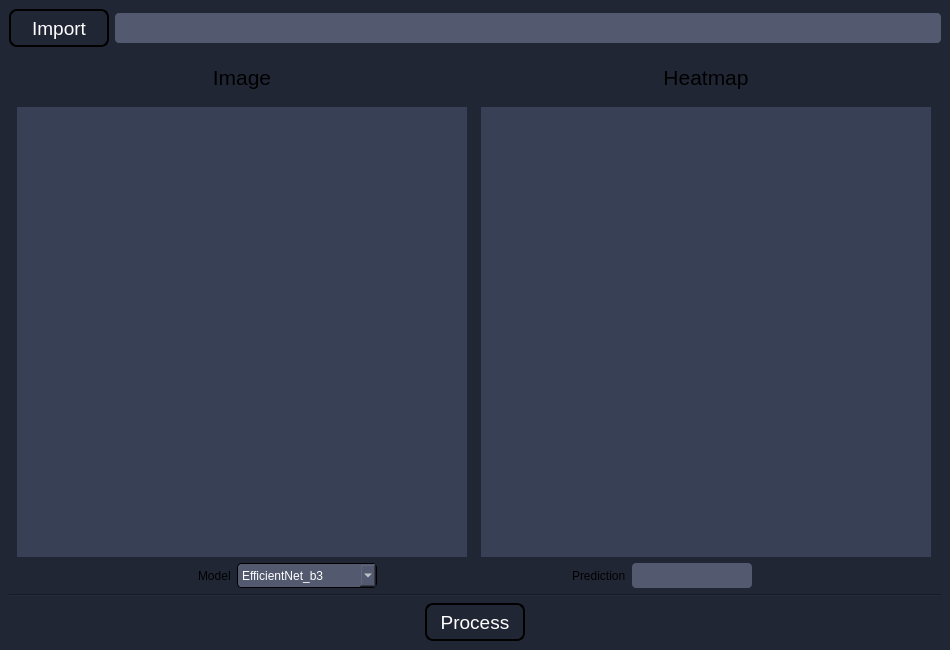
Old version of the form qt_main.ui in the repository KevinPan2021/Image-Classification-EfficientNet-GradCAM.
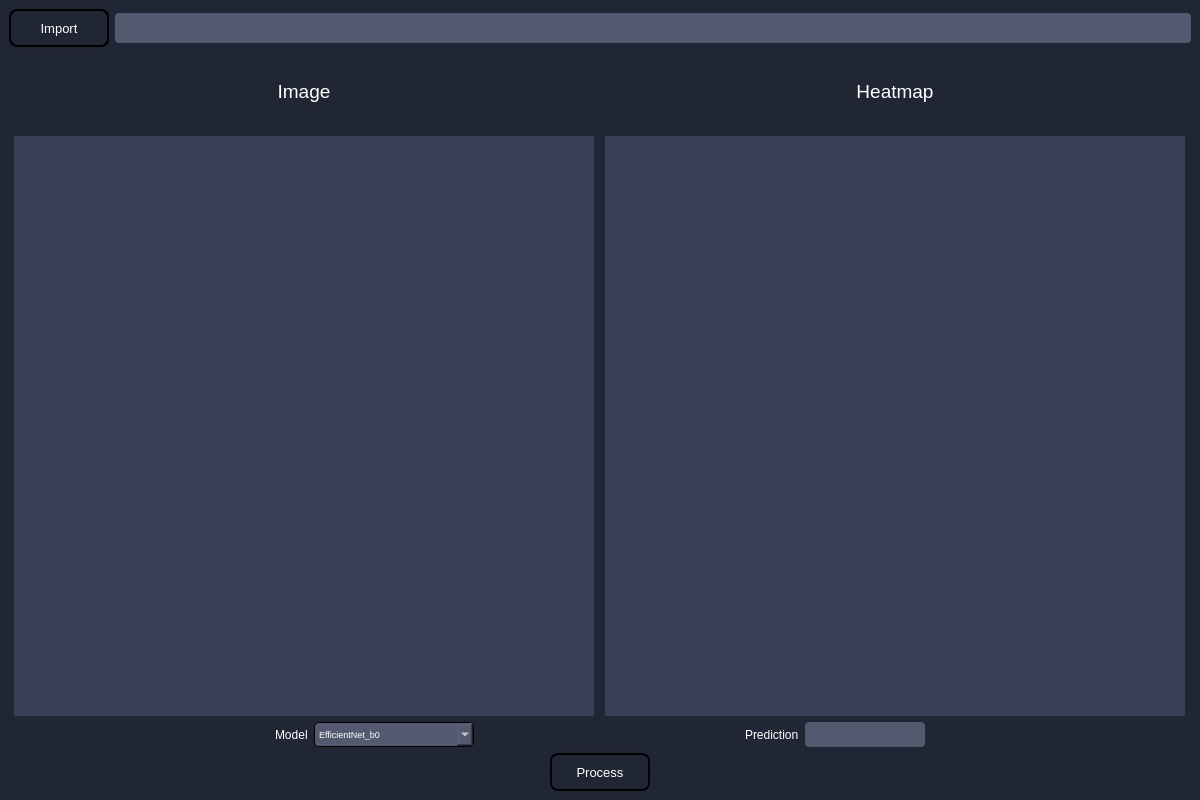
New version of the form.

Diff of the .ui file:
```diff
--- a/qt_main.ui
+++ b/qt_main.ui
@@ -6,20 +6,20 @@
    <rect>
     <x>0</x>
     <y>0</y>
-    <width>950</width>
-    <height>650</height>
+    <width>1200</width>
+    <height>800</height>
    </rect>
   </property>
   <property name="minimumSize">
    <size>
-    <width>950</width>
-    <height>650</height>
+    <width>1200</width>
+    <height>800</height>
    </size>
   </property>
   <property name="maximumSize">
    <size>
-    <width>950</width>
-    <height>650</height>
+    <width>1200</width>
+    <height>800</height>
    </size>
   </property>
   <property name="mouseTracking">
@@ -37,14 +37,14 @@
   <widget class="QWidget" name="centralwidget">
    <property name="minimumSize">
     <size>
-     <width>950</width>
-     <height>650</height>
+     <width>1200</width>
+     <height>800</height>
     </size>
    </property>
    <property name="maximumSize">
     <size>
-     <width>950</width>
-     <height>650</height>
+     <width>1200</width>
+     <height>800</height>
     </size>
    </property>
    <property name="mouseTracking">
@@ -74,7 +74,7 @@
           </property>
           <property name="font">
            <font>
-            <pointsize>14</pointsize>
+            <pointsize>10</pointsize>
            </font>
           </property>
           <property name="styleSheet">
@@ -129,9 +129,12 @@
            <widget class="QLabel" name="label_3">
             <property name="font">
              <font>
-              <pointsize>16</pointsize>
+              <pointsize>14</pointsize>
              </font>
             </property>
+            <property name="styleSheet">
+             <string notr="true">color:white;</string>
+            </property>
             <property name="text">
              <string>Image</string>
             </property>
@@ -144,18 +147,18 @@
            <widget class="QLabel" name="label_image">
             <property name="minimumSize">
              <size>
-              <width>450</width>
-              <height>450</height>
+              <width>580</width>
+              <height>580</height>
              </size>
             </property>
             <property name="maximumSize">
              <size>
-              <width>450</width>
-              <height>450</height>
+              <width>580</width>
+              <height>580</height>
              </size>
             </property>
             <property name="autoFillBackground">
-             <bool>true</bool>
+             <bool>false</bool>
             </property>
             <property name="styleSheet">
              <string notr="true">background-color: rgb(56, 64, 85);</string>
@@ -176,9 +179,12 @@
            <widget class="QLabel" name="label_4">
             <property name="font">
              <font>
-              <pointsize>16</pointsize>
+              <pointsize>14</pointsize>
              </font>
             </property>
+            <property name="styleSheet">
+             <string notr="true">color:white;</string>
+            </property>
             <property name="text">
              <string>Heatmap</string>
             </property>
@@ -191,18 +197,18 @@
            <widget class="QLabel" name="label_heatmap">
             <property name="minimumSize">
              <size>
-              <width>450</width>
-              <height>450</height>
+              <width>580</width>
+              <height>580</height>
              </size>
             </property>
             <property name="maximumSize">
              <size>
-              <width>450</width>
-              <height>450</height>
+              <width>580</width>
+              <height>580</height>
              </size>
             </property>
             <property name="autoFillBackground">
-             <bool>true</bool>
+             <bool>false</bool>
             </property>
             <property name="styleSheet">
              <string notr="true">background-color: rgb(56, 64, 85);</string>
@@ -236,6 +242,9 @@
         </item>
         <item>
          <widget class="QLabel" name="label_6">
+          <property name="styleSheet">
+           <string notr="true">color:white;</string>
+          </property>
           <property name="text">
            <string>Model</string>
           </property>
@@ -245,16 +254,21 @@
          <widget class="QComboBox" name="comboBox_model">
           <property name="minimumSize">
            <size>
-            <width>140</width>
+            <width>160</width>
             <height>25</height>
            </size>
           </property>
           <property name="maximumSize">
            <size>
-            <width>140</width>
+            <width>160</width>
             <height>25</height>
            </size>
           </property>
+          <property name="font">
+           <font>
+            <pointsize>7</pointsize>
+           </font>
+          </property>
           <property name="styleSheet">
            <string notr="true">QComboBox {
 	border-radius: 4px;
@@ -272,11 +286,6 @@
 	border: 0px solid black;
 }</string>
           </property>
-          <item>
-           <property name="text">
-            <string>EfficientNet_b3</string>
-           </property>
-          </item>
           <item>
            <property name="text">
             <string>EfficientNet_b0</string>
@@ -309,6 +318,9 @@
         </item>
         <item>
          <widget class="QLabel" name="label_5">
+          <property name="styleSheet">
+           <string notr="true">color:white;</string>
+          </property>
           <property name="text">
            <string>Prediction</string>
           </property>
@@ -366,13 +378,6 @@
         </item>
        </layout>
       </item>
-      <item>
-       <widget class="Line" name="line">
-        <property name="orientation">
-         <enum>Qt::Horizontal</enum>
-        </property>
-       </widget>
-      </item>
       <item>
        <layout class="QHBoxLayout" name="horizontalLayout_4">
         <item>
@@ -391,7 +396,7 @@
           </property>
           <property name="font">
            <font>
-            <pointsize>14</pointsize>
+            <pointsize>10</pointsize>
            </font>
           </property>
           <property name="styleSheet">
```
Left out of the diff: 10 changed lines with no effect on the pictures.
